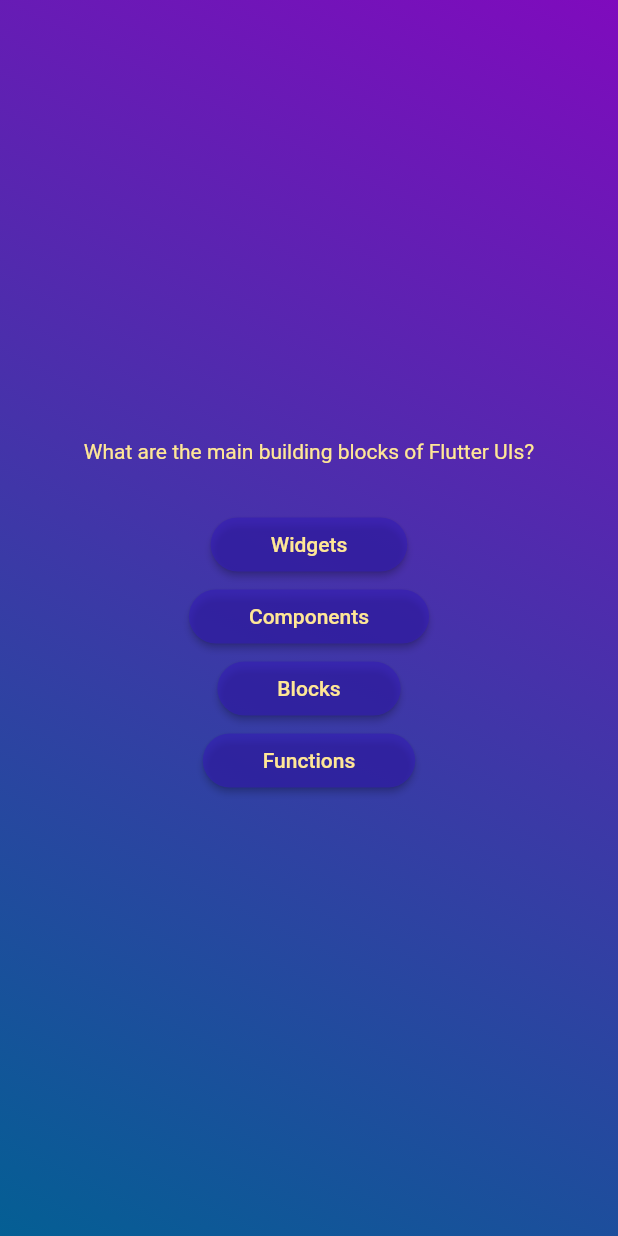
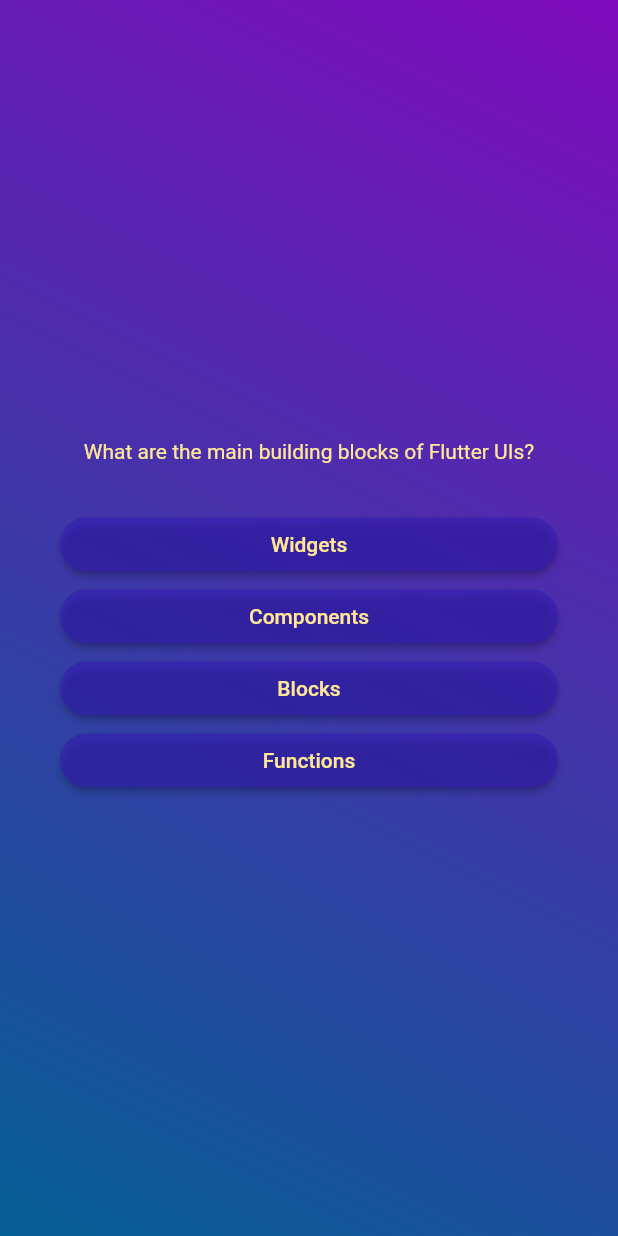
Before and after one commit to A-Barman/quiz_app, a Flutter app: the screen it shows after launch, after a tap on "Start Quiz", on a phone screen of 412 x 824 dp. Run offline on Flutter 3.47's test engine with Material 2 defaults, Android fonts, the phone set to English and light mode, and no system bars.

Commit message:
Visual_changes
Answers are centered and have a bigger space and also questions are centered

```diff
--- a/lib/screens/questions.dart
+++ b/lib/screens/questions.dart
@@ -15,35 +15,27 @@ class Questions extends StatefulWidget {
 class _QuestionsState extends State<Questions> {
   @override
   Widget build(constext) {
-    final currentQuestion = questions [0];
+    final currentQuestion = questions[0];
 
     return SizedBox(
       width: double.infinity,
+      child: Container(
+        margin: const EdgeInsets.all(40),
         child: Column(
           mainAxisAlignment: MainAxisAlignment.center,
+          crossAxisAlignment: CrossAxisAlignment.stretch,
           children: [
             Text(
               currentQuestion.text,
               style: const TextStyle(color: Color.fromARGB(255, 255, 231, 150)),
+              textAlign: TextAlign.center,
             ),
             const SizedBox(height: 30),
-          AnswerButton(
-            currentQuestion.anwsers[0],
-            () {},
+            ...currentQuestion.anwsers.map((answer) {
+              return AnswerButton(answer, () {});
+            }),
+          ],
         ),
-          AnswerButton(
-            currentQuestion.anwsers[1],
-            () {},
-          ),
-          AnswerButton(
-            currentQuestion.anwsers[2],
-            () {},
-          ),
-          AnswerButton(
-            currentQuestion.anwsers[3],
-            () {},
-          ),
-        ],
       ),
     );
   }
```
Lines whose indentation alone changed are shown as unchanged.
